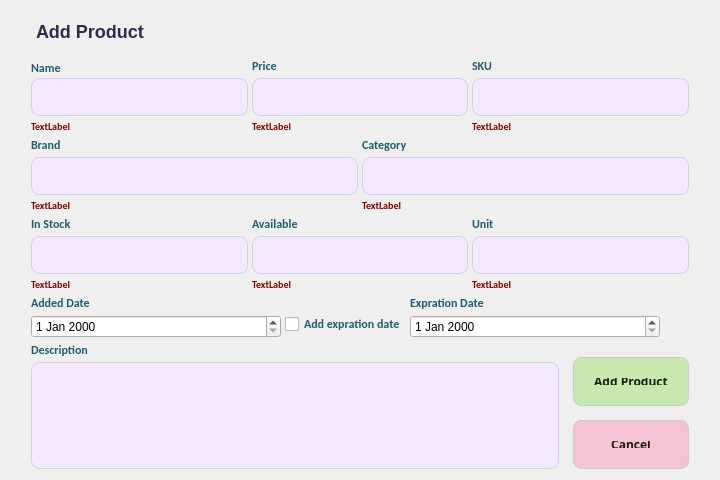
First picture: the form in InventoryManagement/add_product_window.ui, repository ImRanjbar/Inventory-Management, before the edit.
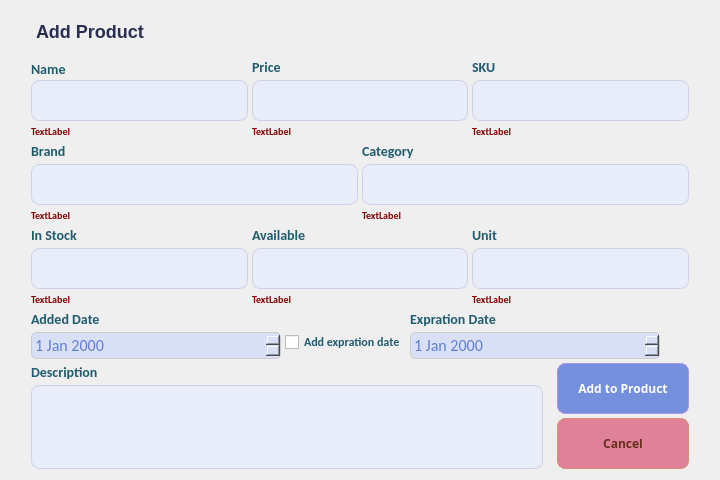
Second picture: the form after the edit. Icons and pictures are not drawn.

Commit message: Fixed some bugs, implemented edit_product_window, changed the theme, and completed some features such as filters on purchase_widget

What changed in the file:
```diff
--- a/InventoryManagement/add_product_window.ui
+++ b/InventoryManagement/add_product_window.ui
@@ -106,7 +106,7 @@
               <widget class="QLabel" name="label_5">
                <property name="styleSheet">
                 <string notr="true">font-family: Calibri;
-font-size: 12px;
+font-size: 14px;
 color: #205c6f;
 font-weight: bold;
 text-transform: none;</string>
@@ -120,14 +120,14 @@
               <widget class="QLineEdit" name="LE_name">
                <property name="styleSheet">
                 <string notr="true">QLineEdit {
-	background-color: #F3E8FF;
+	background-color: #e9edfa;
 	border-radius:8px;
 	border:1px solid #ced1e7;
 	display:inline-block;
 	cursor:text;
-	color : #2c2c3b;
+	color : #4b6ed1;
 	font-family:Impactl;
-	font-size:10px;
+	font-size:12px;
 	font-weight:bold;
 	padding:10px 10px;
 }
@@ -149,7 +149,7 @@
               <widget class="QLabel" name="label_9">
                <property name="styleSheet">
                 <string notr="true">font-family: Calibri;
-font-size: 12px;
+font-size: 14px;
 color: #205c6f;
 font-weight: bold;
 text-transform: none;</string>
@@ -163,14 +163,14 @@
               <widget class="QLineEdit" name="LE_price">
                <property name="styleSheet">
                 <string notr="true">QLineEdit {
-	background-color: #F3E8FF;
+	background-color: #e9edfa;
 	border-radius:8px;
 	border:1px solid #ced1e7;
 	display:inline-block;
 	cursor:text;
-	color : #2c2c3b;
+	color : #4b6ed1;
 	font-family:Impactl;
-	font-size:10px;
+	font-size:12px;
 	font-weight:bold;
 	padding:10px 10px;
 }
@@ -192,7 +192,7 @@
               <widget class="QLabel" name="label_6">
                <property name="styleSheet">
                 <string notr="true">font-family: Calibri;
-font-size: 12px;
+font-size: 14px;
 color: #205c6f;
 font-weight: bold;
 text-transform: none;</string>
@@ -206,14 +206,14 @@
               <widget class="QLineEdit" name="LE_SKU">
                <property name="styleSheet">
                 <string notr="true">QLineEdit {
-	background-color: #F3E8FF;
+	background-color: #e9edfa;
 	border-radius:8px;
 	border:1px solid #ced1e7;
 	display:inline-block;
 	cursor:text;
-	color : #2c2c3b;
+	color : #4b6ed1;
 	font-family:Impactl;
-	font-size:10px;
+	font-size:12px;
 	font-weight:bold;
 	padding:10px 10px;
 }
@@ -287,7 +287,7 @@
             <widget class="QLabel" name="label_11">
              <property name="styleSheet">
               <string notr="true">font-family: Calibri;
-font-size: 12px;
+font-size: 14px;
 color: #205c6f;
 font-weight: bold;
 text-transform: none;</string>
@@ -301,14 +301,14 @@
             <widget class="QLineEdit" name="LE_brand">
              <property name="styleSheet">
               <string notr="true">QLineEdit {
-	background-color: #F3E8FF;
+	background-color: #e9edfa;
 	border-radius:8px;
 	border:1px solid #ced1e7;
 	display:inline-block;
 	cursor:text;
-	color : #2c2c3b;
+	color : #4b6ed1;
 	font-family:Impactl;
-	font-size:10px;
+	font-size:12px;
 	font-weight:bold;
 	padding:10px 10px;
 }
@@ -341,7 +341,7 @@
             <widget class="QLabel" name="label_13">
              <property name="styleSheet">
               <string notr="true">font-family: Calibri;
-font-size: 12px;
+font-size: 14px;
 color: #205c6f;
 font-weight: bold;
 text-transform: none;</string>
@@ -355,14 +355,14 @@
             <widget class="QLineEdit" name="LE_category">
              <property name="styleSheet">
               <string notr="true">QLineEdit {
-	background-color: #F3E8FF;
+	background-color: #e9edfa;
 	border-radius:8px;
 	border:1px solid #ced1e7;
 	display:inline-block;
 	cursor:text;
-	color : #2c2c3b;
+	color : #4b6ed1;
 	font-family:Impactl;
-	font-size:10px;
+	font-size:12px;
 	font-weight:bold;
 	padding:10px 10px;
 }
@@ -402,7 +402,7 @@
             <widget class="QLabel" name="label_16">
              <property name="styleSheet">
               <string notr="true">font-family: Calibri;
-font-size: 12px;
+font-size: 14px;
 color: #205c6f;
 font-weight: bold;
 text-transform: none;</string>
@@ -416,14 +416,14 @@
             <widget class="QLineEdit" name="LE_stock">
              <property name="styleSheet">
               <string notr="true">QLineEdit {
-	background-color: #F3E8FF;
+	background-color: #e9edfa;
 	border-radius:8px;
 	border:1px solid #ced1e7;
 	display:inline-block;
 	cursor:text;
-	color : #2c2c3b;
+	color : #4b6ed1;
 	font-family:Impactl;
-	font-size:10px;
+	font-size:12px;
 	font-weight:bold;
 	padding:10px 10px;
 }
@@ -456,7 +456,7 @@
             <widget class="QLabel" name="label_15">
              <property name="styleSheet">
               <string notr="true">font-family: Calibri;
-font-size: 12px;
+font-size: 14px;
 color: #205c6f;
 font-weight: bold;
 text-transform: none;</string>
@@ -470,14 +470,14 @@
             <widget class="QLineEdit" name="LE_available">
              <property name="styleSheet">
               <string notr="true">QLineEdit {
-	background-color: #F3E8FF;
+	background-color: #e9edfa;
 	border-radius:8px;
 	border:1px solid #ced1e7;
 	display:inline-block;
 	cursor:text;
-	color : #2c2c3b;
+	color : #4b6ed1;
 	font-family:Impactl;
-	font-size:10px;
+	font-size:12px;
 	font-weight:bold;
 	padding:10px 10px;
 }
@@ -510,7 +510,7 @@
             <widget class="QLabel" name="label_17">
              <property name="styleSheet">
               <string notr="true">font-family: Calibri;
-font-size: 12px;
+font-size: 14px;
 color: #205c6f;
 font-weight: bold;
 text-transform: none;</string>
@@ -524,14 +524,14 @@
             <widget class="QLineEdit" name="LE_unit">
              <property name="styleSheet">
               <string notr="true">QLineEdit {
-	background-color: #F3E8FF;
+	background-color: #e9edfa;
 	border-radius:8px;
 	border:1px solid #ced1e7;
 	display:inline-block;
 	cursor:text;
-	color : #2c2c3b;
+	color : #4b6ed1;
 	font-family:Impactl;
-	font-size:10px;
+	font-size:12px;
 	font-weight:bold;
 	padding:10px 10px;
 }
@@ -566,21 +566,9 @@
           <layout class="QVBoxLayout" name="verticalLayout_4">
            <item>
             <widget class="QLabel" name="label_3">
-             <property name="minimumSize">
-              <size>
-               <width>250</width>
-               <height>0</height>
-              </size>
-             </property>
-             <property name="maximumSize">
-              <size>
-               <width>250</width>
-               <height>16777215</height>
-              </size>
-             </property>
              <property name="styleSheet">
               <string notr="true">font-family: Calibri;
-font-size: 12px;
+font-size: 14px;
 color: #205c6f;
 font-weight: bold;
 text-transform: none;</string>
@@ -605,7 +593,17 @@
               </size>
              </property>
              <property name="styleSheet">
-              <string notr="true"/>
+              <string notr="true">QDateEdit {
+    background-color: #d9e0f5; 
+    border: 1px solid #CCCCCC; 
+	border-radius :5px;
+    padding: 1px; 
+	font-family: Calibri;
+	font-size: 16px;
+	color: #607fd6;
+	font-weight: normal;
+}
+</string>
              </property>
             </widget>
            </item>
@@ -659,7 +657,7 @@
               <widget class="QLabel" name="LB_expDate">
                <property name="styleSheet">
                 <string notr="true">font-family: Calibri;
-font-size: 12px;
+font-size: 14px;
 color: #205c6f;
 font-weight: bold;
 text-transform: none;</string>
@@ -683,6 +681,19 @@
                  <height>16777215</height>
                 </size>
                </property>
+               <property name="styleSheet">
+                <string notr="true">QDateEdit {
+    background-color: #d9e0f5;
+    border: 1px solid #CCCCCC; 
+	border-radius :5px;
+    padding: 1px;
+	font-family: Calibri;
+	font-size: 16px;
+	color: #607fd6;
+	font-weight: normal;
+}
+</string>
+               </property>
               </widget>
              </item>
             </layout>
@@ -718,7 +729,7 @@
             <widget class="QLabel" name="label_2">
              <property name="styleSheet">
               <string notr="true">font-family: Calibri;
-font-size: 12px;
+font-size: 14px;
 color: #205c6f;
 font-weight: bold;
 text-transform: none;</string>
@@ -732,17 +743,19 @@
             <widget class="QTextEdit" name="TE_description">
              <property name="styleSheet">
               <string notr="true">QTextEdit {
-	background-color: #F3E8FF;
+	background-color: #e9edfa;
 	border-radius:8px;
 	border:1px solid #ced1e7;
 	display:inline-block;
 	cursor:text;
-	color : #2c2c3b;
+	color : #4b6ed1;
 	font-family:Impactl;
 	font-size:10px;
 	font-weight:bold;
 	padding:10px 10px;
 }
+
+
 </string>
              </property>
             </widget>
@@ -760,22 +773,6 @@
            <property name="rightMargin">
             <number>0</number>
            </property>
-           <item>
-            <spacer name="verticalSpacer_2">
-             <property name="orientation">
-              <enum>Qt::Vertical</enum>
-             </property>
-             <property name="sizeType">
-              <enum>QSizePolicy::Minimum</enum>
-             </property>
-             <property name="sizeHint" stdset="0">
-              <size>
-               <width>20</width>
-               <height>15</height>
-              </size>
-             </property>
-            </spacer>
-           </item>
            <item>
             <widget class="QPushButton" name="PB_addProduct">
              <property name="cursor">
@@ -783,11 +780,11 @@
              </property>
              <property name="styleSheet">
               <string notr="true">QPushButton {
-    background-color: #C7E9B0;
-    border: 1px solid #CCCCCC;
+    background-color: #748fdb;
+    border: 1px solid #a995e4;
     border-radius: 8px;
     padding: 20px 20px;
-	color: #1c1d06;
+	color: #ffffff;
 	font-family : Cabin;
 	font-weight : bold;
 	font-size : 12px;
@@ -801,26 +798,10 @@
 }</string>
              </property>
              <property name="text">
-              <string>Add Product</string>
+              <string>Add to Product</string>
              </property>
             </widget>
            </item>
-           <item>
-            <spacer name="verticalSpacer">
-             <property name="orientation">
-              <enum>Qt::Vertical</enum>
-             </property>
-             <property name="sizeType">
-              <enum>QSizePolicy::Minimum</enum>
-             </property>
-             <property name="sizeHint" stdset="0">
-              <size>
-               <width>20</width>
-               <height>10</height>
-              </size>
-             </property>
-            </spacer>
-           </item>
            <item>
             <widget class="QPushButton" name="PB_cancel">
              <property name="cursor">
@@ -828,11 +809,11 @@
              </property>
              <property name="styleSheet">
               <string notr="true">QPushButton {
-    background-color: #f4c3d6;
-    border: 1px solid #CCCCCC;
+    background-color: #df8199;
+    border: 1px solid #db8c74;
     border-radius: 8px;
     padding: 20px 20px;
-	color: #1c1d06;
+	color: #672d1b;
 	font-family : Cabin;
 	font-weight : bold;
 	font-size : 12px;
```
Left out of the diff: 6 changed lines with no effect on the pictures. The commit also changes 25 other files.
